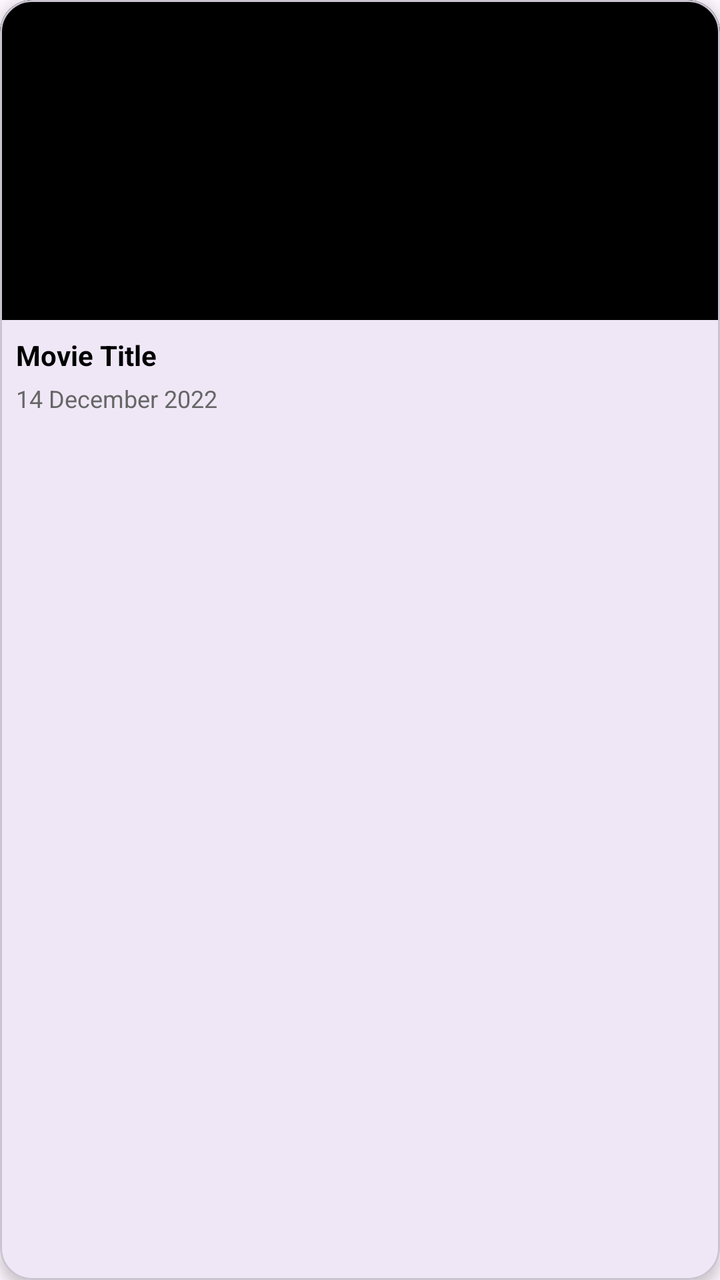
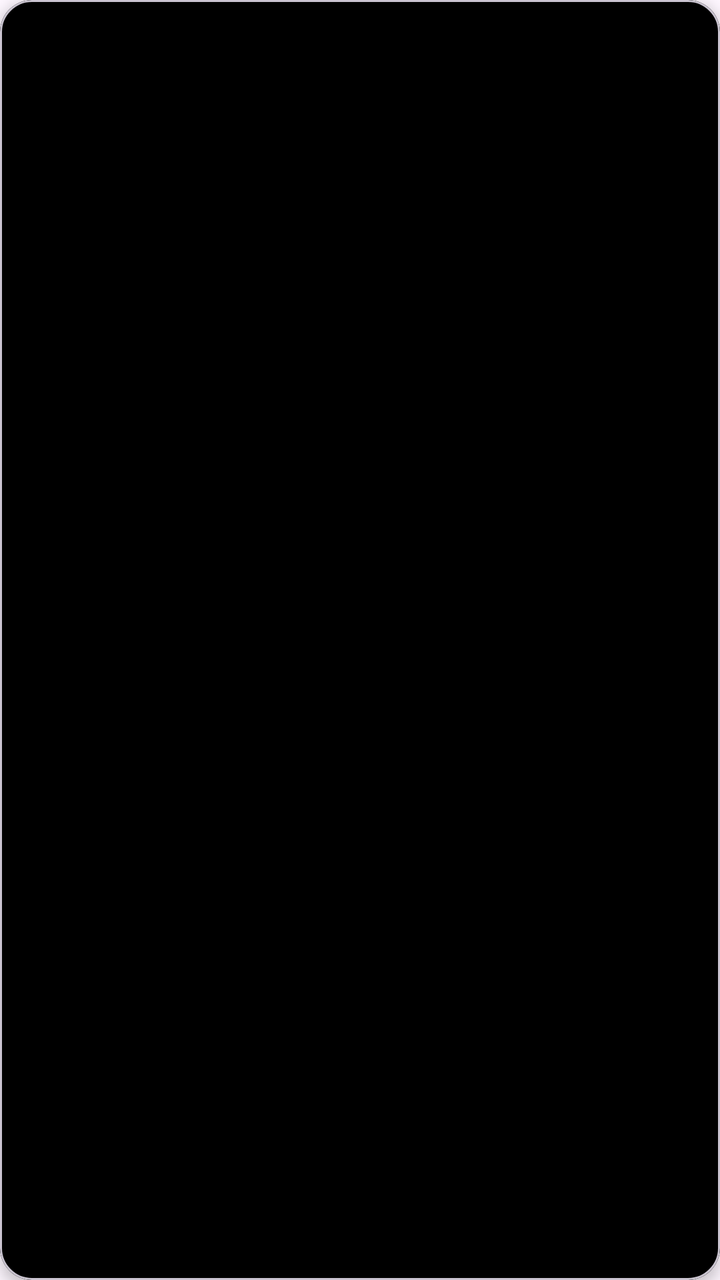

Two renders of the same Android screen: before a commit and after it. Below are the layout's source before the change and the commit's diff.
<!-- AndroidManifest.xml: application theme Theme.MoviesApp -->
<!-- res/layout/item_similar_movie.xml -->
<?xml version="1.0" encoding="utf-8"?>
<com.google.android.material.card.MaterialCardView xmlns:android="http://schemas.android.com/apk/res/android"
    xmlns:app="http://schemas.android.com/apk/res-auto"
    android:layout_width="140dp"
    android:layout_height="240dp"
    android:layout_marginEnd="8dp"
    app:cardCornerRadius="16dp"
    app:cardElevation="4dp">

    <LinearLayout
        android:layout_width="match_parent"
        android:layout_height="match_parent"
        android:orientation="vertical">

        <ImageView
            android:id="@+id/similarMoviePoster"
            android:layout_width="match_parent"
            android:layout_height="160dp"
            android:scaleType="centerCrop"
            android:background="@android:color/black" />

        <TextView
            android:id="@+id/similarMovieTitle"
            android:layout_width="match_parent"
            android:layout_height="wrap_content"
            android:paddingStart="8dp"
            android:paddingTop="8dp"
            android:paddingEnd="8dp"
            android:text="Movie Title"
            android:textColor="@android:color/black"
            android:textStyle="bold"
            android:textSize="14sp"
            android:maxLines="2" />

        <TextView
            android:id="@+id/similarMovieDate"
            android:layout_width="match_parent"
            android:layout_height="wrap_content"
            android:paddingStart="8dp"
            android:paddingTop="4dp"
            android:paddingEnd="8dp"
            android:paddingBottom="10dp"
            android:text="14 December 2022"
            android:textColor="#666666"
            android:textSize="12sp" />

    </LinearLayout>
</com.google.android.material.card.MaterialCardView>
<!-- resources referenced by this layout -->
<resources>
  <style name="Theme.MoviesApp" parent="Base.Theme.MoviesApp" />
  <style name="Base.Theme.MoviesApp" parent="Theme.Material3.DayNight.NoActionBar">
          
          
  
          
          <item name="android:statusBarColor">@android:color/transparent</item>
          <item name="android:windowLightStatusBar">true</item>
      </style>
</resources>

<!-- the commit's change to res/layout/item_similar_movie.xml (unified diff, before → after) -->
@@ -15,34 +15,34 @@
         <ImageView
             android:id="@+id/similarMoviePoster"
             android:layout_width="match_parent"
-            android:layout_height="160dp"
+            android:layout_height="match_parent"
             android:scaleType="centerCrop"
             android:background="@android:color/black" />
 
-        <TextView
-            android:id="@+id/similarMovieTitle"
-            android:layout_width="match_parent"
-            android:layout_height="wrap_content"
-            android:paddingStart="8dp"
-            android:paddingTop="8dp"
-            android:paddingEnd="8dp"
-            android:text="Movie Title"
-            android:textColor="@android:color/black"
-            android:textStyle="bold"
-            android:textSize="14sp"
-            android:maxLines="2" />
 
-        <TextView
-            android:id="@+id/similarMovieDate"
-            android:layout_width="match_parent"
-            android:layout_height="wrap_content"
-            android:paddingStart="8dp"
-            android:paddingTop="4dp"
-            android:paddingEnd="8dp"
-            android:paddingBottom="10dp"
-            android:text="14 December 2022"
-            android:textColor="#666666"
-            android:textSize="12sp" />
+
+
+
+
+
+
+
+
+
+
+
+
+
+
+
+
+
+
+
+
+
+
+
 
     </LinearLayout>
 </com.google.android.material.card.MaterialCardView>
